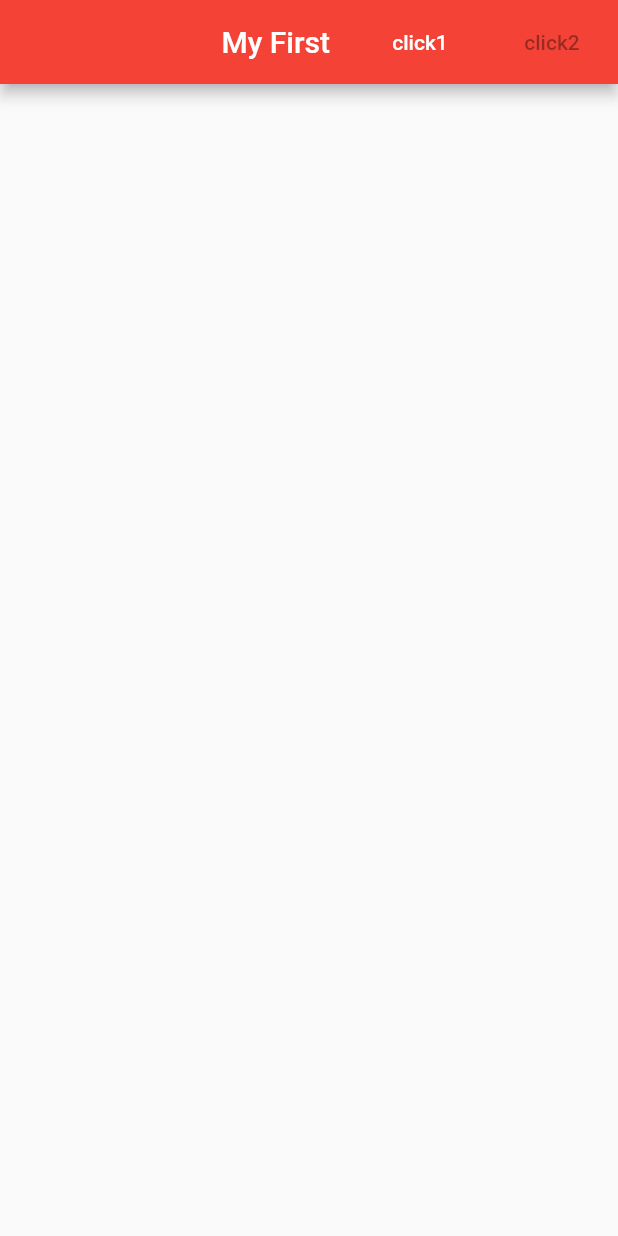
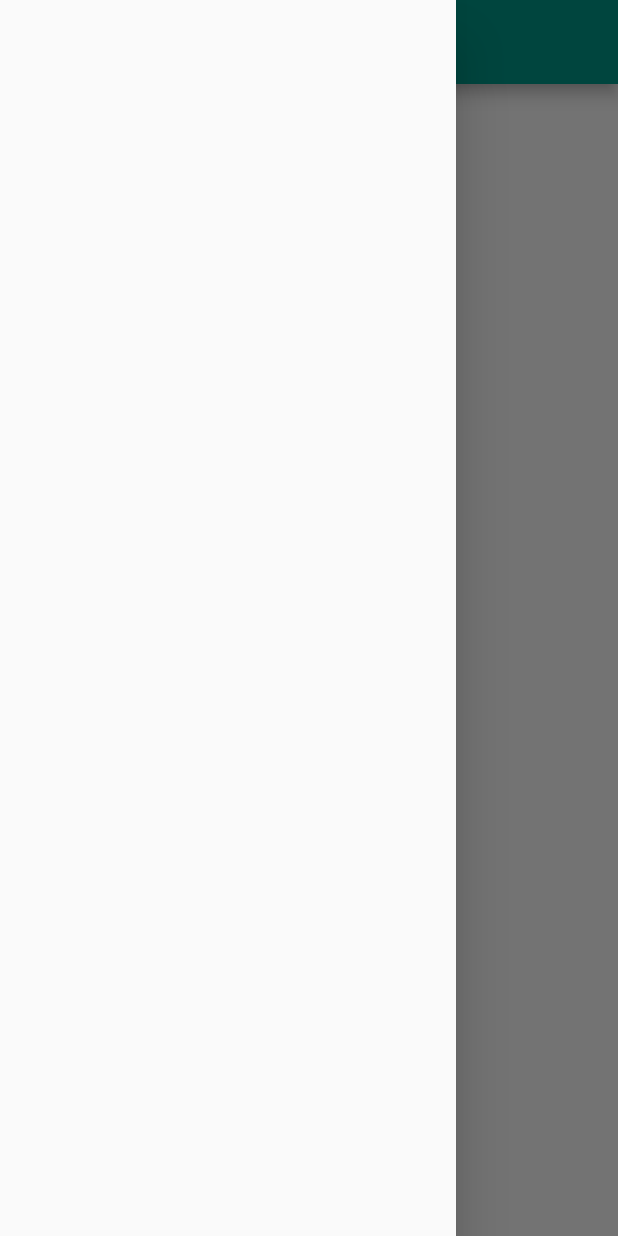
Before and after one commit to Mohammedazzam/my_first_flutter_app, a Flutter app: the screen it shows after launch, with the side drawer open (before the commit the screen has no drawer), on a phone screen of 412 x 824 dp. Run offline on Flutter 3.47's test engine with Material 2 defaults, Android fonts, the phone set to English and light mode, and no system bars.

```diff
--- a/lib/main.dart
+++ b/lib/main.dart
@@ -17,7 +17,6 @@ class MyApp extends StatelessWidget {
 }
 
 class MyHomePage extends StatefulWidget {
-
   @override
   _MyHomePageState createState() => _MyHomePageState();
 }
@@ -26,26 +25,14 @@ class _MyHomePageState extends State<MyHomePage> {
   @override
   Widget build(BuildContext context) {
     return Scaffold(
-      appBar: AppBar( //هذا خاص بالجزء الي فوق من التطبيق كال nav
+      appBar: AppBar(
+        //هذا خاص بالجزء الي فوق من التطبيق كال nav
 //        elevation: 0,
-      centerTitle: true,
+        centerTitle: true,
         title: Text("My First"),
-        backgroundColor: Colors.red,
-        actions: <Widget>[
-          FlatButton(
-            child: Text("click1" ,style: TextStyle(color: Colors.white),),
-            onPressed: (){
-              print('clicked');
-            },
-          ),
-          FlatButton(
-            child: Text("click2"),
-          ),
-        ],
       ),
-      body: Container(
-
-      ),
-);
+      body: Container(),
+      drawer: Drawer(),
+    );
   }
 }
```
